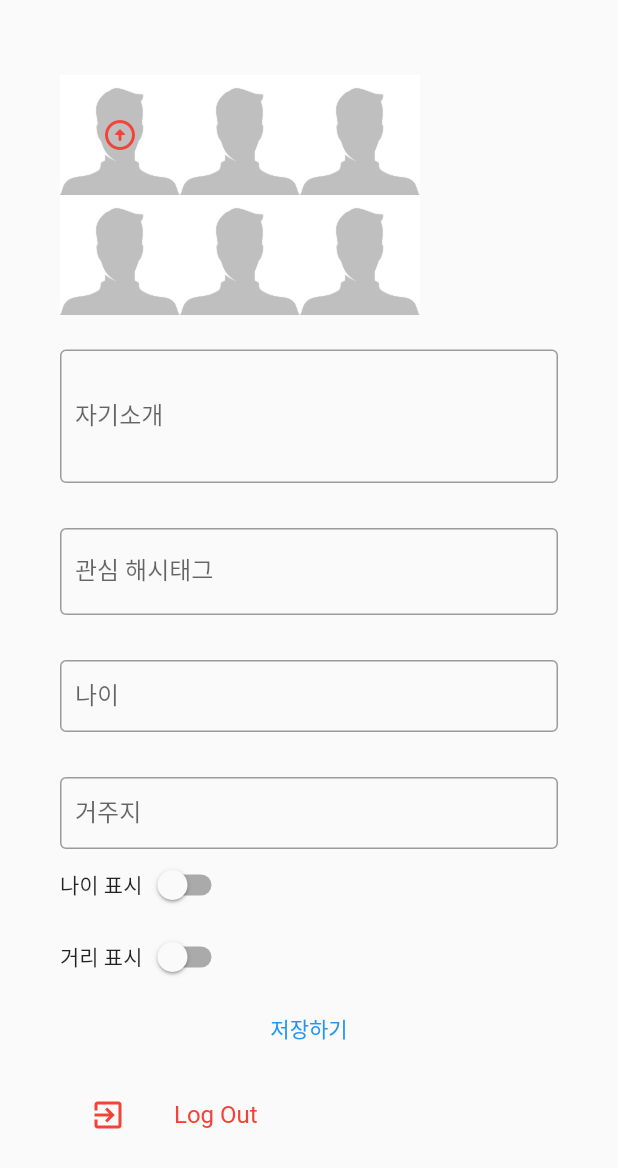
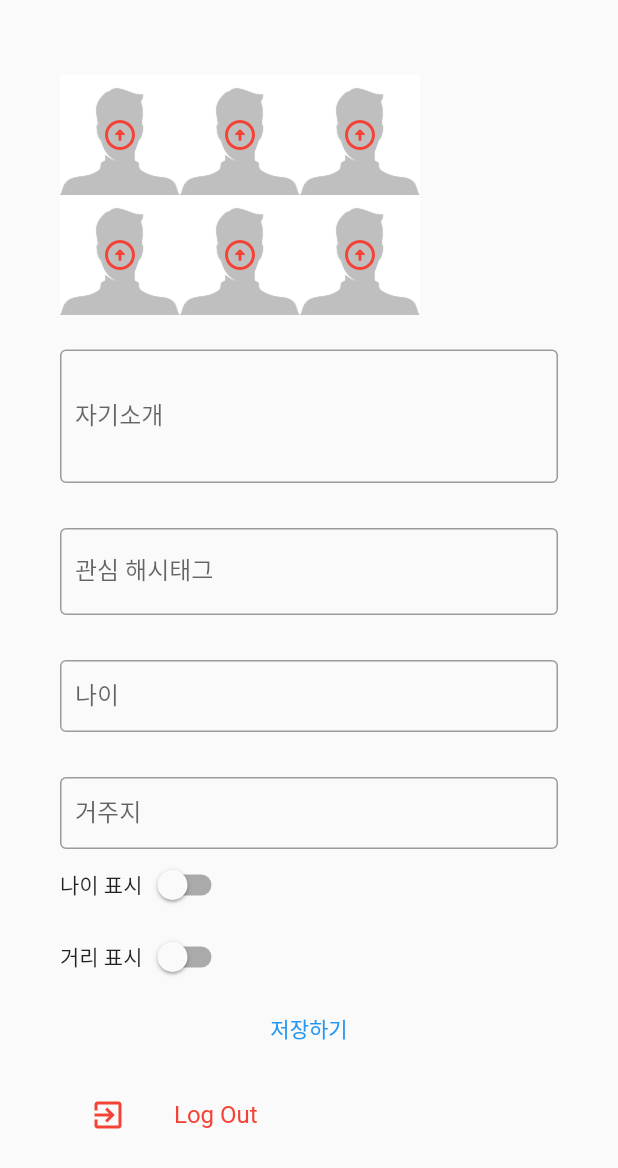
Before and after one commit to LoveCTTS/Alchemy, a Flutter app: the ProfilePage screen opened directly, on a phone screen of 412 x 824 dp. Shown: the top 1168 px of the screen. Run offline on Flutter 3.47's test engine with Material 2 defaults, Android fonts, the phone set to English and light mode, and no system bars; our stand-ins replace cloud_firestore, firebase_auth, firebase_core, firebase_storage, flutter_spinkit, geolocator and 4 more; accounts and stored records are empty; Roboto replaces fonts that are missing (Raleway-Regular).

Commit message:
Version 1.3.3

```diff
--- a/lib/pages/agora_page.dart
+++ b/lib/pages/agora_page.dart
@@ -341,8 +341,6 @@ class _AgoraPageState extends State<AgoraPage> {
   Widget build(BuildContext context) {
 
     return Scaffold(
-
-
           //앱 상단바의 위아래 높낮이 조절을위해 PreferredSize 를 사용하여야하고, 이를 상단바에만 적용하기위해서 SafeZone(그냥 직접 만든 것)을 사용
             appBar: PreferredSize(
               preferredSize: Size.fromHeight(40.0),
@@ -459,7 +457,6 @@ class _AgoraPageState extends State<AgoraPage> {
                               builder: (context, snapshot) {
                                 List<Widget> children;
                                 if(snapshot.hasError){
-
                                   children = <Widget>[
                                     Icon(
                                       Icons.error_outline,
--- a/lib/pages/profile_page.dart
+++ b/lib/pages/profile_page.dart
@@ -25,9 +25,9 @@ class _ProfilePageState extends State<ProfilePage> {
   FirebaseAuth _firebaseAuth =FirebaseAuth.instance;
   User _user;
   FirebaseStorage _firebaseStorage = FirebaseStorage.instance;
-  String _profileImageURL = "";
+  List<String> _profileImageURL=List<String>(6);
   final picker = ImagePicker();
-  bool _hasNetworkImage=false;
+  List<bool> _hasNetworkImage = List<bool>.generate(6, (index) => false); //6개의 false값을 가지고있는 배열생성
   String _userName='';
   Reference _storageReference;
   bool distanceSwitched=false;
@@ -36,6 +36,8 @@ class _ProfilePageState extends State<ProfilePage> {
   String local='';
   String hashTag='';
   final _picker = ImagePicker();
+
+  //사용자가 프로필에서 편집하는 데이터를 제어하기위한 인스턴스
   TextEditingController appealController= TextEditingController();
   TextEditingController hashTagController= TextEditingController();
   TextEditingController localController= TextEditingController();
@@ -43,27 +45,28 @@ class _ProfilePageState extends State<ProfilePage> {
 
   @override
   initState() {
-    super.initState();
+
+    _prepareService();
     appealController.addListener(() { });
     hashTagController.addListener(() { });
     localController.addListener(() { });
     ageController.addListener(() { });
-    _prepareService();
+    super.initState();
 
   }
   @override
   void dispose(){
+    super.dispose();
     ageController.dispose();
     localController.dispose();
     hashTagController.dispose();
     appealController.dispose();
     _prepareService().dispose();
-    super.dispose();
+
   }
 
   _prepareService() async{
     _user= _firebaseAuth.currentUser;
-    _hasNetworkImage = await hasNetworkImage();
     _userName=await HelperFunctions.getUserNameSharedPreference();
 
     await DatabaseService(userName: _userName).getUserAppeal().then((value){
@@ -86,24 +89,25 @@ class _ProfilePageState extends State<ProfilePage> {
         ageController.text = value;
       });
     });
+    for(int i=0;i<6;i++) {
+      _hasNetworkImage[i] =await hasNetworkImage(i);
+    }
 
   }
 
-  void _deleteImageFromStorage() async{
+  void _deleteImageFromStorage(int number) async{
 
-    Reference _storageReference = _firebaseStorage.ref().child('user_image').child(_userName); //child(_userName)
-
+    Reference _storageReference = _firebaseStorage.ref('user_image/$_userName' + '[$number]');
     String downloadURL = await _storageReference.getDownloadURL();
-
+    _storageReference = FirebaseStorage.instance.ref(downloadURL);
+    _storageReference.delete();
     setState(() {
-      _profileImageURL = downloadURL;
+      _profileImageURL[number] = downloadURL;
+      _hasNetworkImage[number] = false;
     });
 
-    _storageReference = await FirebaseStorage.instance.getReferenceFromUrl(_profileImageURL);
-    _storageReference.delete();
-
   }
-  void _uploadImageToStorage(ImageSource source) async {
+  void _uploadImageToStorage(ImageSource source,int number) async {
     PickedFile pickedFile = await _picker.getImage(source: source);
 
     File image = File(pickedFile.path);
@@ -114,38 +118,52 @@ class _ProfilePageState extends State<ProfilePage> {
       _image = image;
     });
 
+    // 프로필 사진을 업로드할 경로와 파일명을 정의. 사용자의 uid를 이용하여 파일명의 중복 가능성 제거
+    Reference storageReference = _firebaseStorage.ref('user_image/$_userName' + '[$number]');
 
-
-    // 프로필 사진을 업로드할 경로와 파일명을 정의. 사용자의 uid를 이용하여 파일명의 중복 가능성 제거
-    Reference storageReference = _firebaseStorage.ref().child('user_image').child(_userName);
     try{
       await storageReference.putFile(_image);
+
     }on FirebaseException catch (e){
       print("Failed Upload");
     }
 
+
+
+
     String downloadURL = await storageReference.getDownloadURL();
 
-    // 업로드된 사진의 URL을 페이지에 반영
+
+
+    if(downloadURL!=null){
+
       setState(() {
-      _profileImageURL = downloadURL;
+        _profileImageURL[number] = downloadURL;
+        _hasNetworkImage[number] = true;
+
       });
     }
+    // 업로드된 사진의 URL을 페이지에 반영
 
-  hasNetworkImage() async{
+  }
+
+    Future<bool> hasNetworkImage(int number) async{
 
     Reference storageReference =
-    _firebaseStorage.ref().child('user_image').child(_userName);
+    _firebaseStorage.ref("user_image/$_userName"+ "[$number]");
+
     String downloadURL = await storageReference.getDownloadURL();
     if(downloadURL == null){
       return false;
     }else if(downloadURL != null){
       setState((){
-        _profileImageURL = downloadURL;
+        _profileImageURL[number] = downloadURL;
       });
       return true;
     }
+    return false;
   }
+
 
   Future<Position> _determinePosition() async {
     bool serviceEnabled;
@@ -171,10 +189,10 @@ class _ProfilePageState extends State<ProfilePage> {
       }
     }
 
-    return await Geolocator.getCurrentPosition(desiredAccuracy: LocationAccuracy.bestForNavigation);
+    return await Geolocator.getCurrentPosition(desiredAccuracy: LocationAccuracy.medium);
   }
 
-  void _popupEdit(BuildContext context) {
+  void _popupEdit(BuildContext context,int number) {
 
 
     AlertDialog edit = AlertDialog(
@@ -184,13 +202,14 @@ class _ProfilePageState extends State<ProfilePage> {
           child:Column(children: [
 
             TextButton(
-                onPressed: (){
-                  _uploadImageToStorage(ImageSource.gallery);
+                onPressed: () {
+                   _uploadImageToStorage(ImageSource.gallery, number);
+
                 },
                 child: Text("업로드")),
             TextButton(
-                onPressed: (){
-                  _deleteImageFromStorage();
+                onPressed: () {
+                  _deleteImageFromStorage(number);
                 },
 
                 child: Text("삭제하기")),
@@ -213,12 +232,13 @@ class _ProfilePageState extends State<ProfilePage> {
             child:ListView(
           padding: EdgeInsets.symmetric(vertical: 50.0,horizontal: 40),
           children: <Widget>[
+
             Row(
                 children: [
                   GestureDetector(
                       onTap: (){
 
-                        _popupEdit(context);
+                        _popupEdit(context,0);
                       },
                       child: Container(
                         height: 80,
@@ -227,69 +247,99 @@ class _ProfilePageState extends State<ProfilePage> {
                         decoration: BoxDecoration(
                           shape: BoxShape.rectangle,
                           image: DecorationImage(
-                              image: _hasNetworkImage? NetworkImage(_profileImageURL):AssetImage("images/default.png")
+                              image: _hasNetworkImage[0]? NetworkImage(_profileImageURL[0]):AssetImage("images/default.png")
 
                           ),
                         ),
                       )),
-                  Container(
+                  GestureDetector(
+                      onTap: (){
+
+                        _popupEdit(context,1);
+                      },
+                      child: Container(
                         height: 80,
                         width: 80,
+                        child: Align(alignment: Alignment.center,child:IconButton(icon: Icon(Icons.arrow_circle_up_rounded, color: Colors.red))),
                         decoration: BoxDecoration(
                           shape: BoxShape.rectangle,
                           image: DecorationImage(
-                          image: AssetImage("images/default.png")
+                              image: _hasNetworkImage[1]? NetworkImage(_profileImageURL[1]):AssetImage("images/default.png")
 
                           ),
                         ),
-                  ),
-                  Container(
+                      )),
+                  GestureDetector(
+                      onTap: (){
+
+                        _popupEdit(context,2);
+                      },
+                      child: Container(
                         height: 80,
                         width: 80,
+                        child: Align(alignment: Alignment.center,child:IconButton(icon: Icon(Icons.arrow_circle_up_rounded, color: Colors.red))),
                         decoration: BoxDecoration(
                           shape: BoxShape.rectangle,
                           image: DecorationImage(
-                          image: AssetImage("images/default.png")
+                              image: _hasNetworkImage[2]? NetworkImage(_profileImageURL[2]):AssetImage("images/default.png")
 
                           ),
                         ),
-                  ),
+                      )),
                 ]),
             Row(
                 children: [
-                  Container(
+                  GestureDetector(
+                      onTap: (){
+
+                        _popupEdit(context,3);
+                      },
+                      child: Container(
                         height: 80,
                         width: 80,
+                        child: Align(alignment: Alignment.center,child:IconButton(icon: Icon(Icons.arrow_circle_up_rounded, color: Colors.red))),
                         decoration: BoxDecoration(
                           shape: BoxShape.rectangle,
                           image: DecorationImage(
-                          image: AssetImage("images/default.png")
+                              image: _hasNetworkImage[3]? NetworkImage(_profileImageURL[3]):AssetImage("images/default.png")
 
                           ),
                         ),
-                  ),
-                  Container(
+                      )),
+                  GestureDetector(
+                      onTap: (){
+
+                        _popupEdit(context,4);
+                      },
+                      child: Container(
                         height: 80,
                         width: 80,
+                        child: Align(alignment: Alignment.center,child:IconButton(icon: Icon(Icons.arrow_circle_up_rounded, color: Colors.red))),
                         decoration: BoxDecoration(
                           shape: BoxShape.rectangle,
                           image: DecorationImage(
-                          image: AssetImage("images/default.png")
+                              image: _hasNetworkImage[4]? NetworkImage(_profileImageURL[4]):AssetImage("images/default.png")
 
                           ),
                         ),
-                  ),
-                  Container(
+                      )),
+                  GestureDetector(
+                      onTap: (){
+
+                        _popupEdit(context,5);
+                      },
+                      child: Container(
                         height: 80,
                         width: 80,
+                        child: Align(alignment: Alignment.center,child:IconButton(icon: Icon(Icons.arrow_circle_up_rounded, color: Colors.red))),
                         decoration: BoxDecoration(
                           shape: BoxShape.rectangle,
                           image: DecorationImage(
-                          image: AssetImage("images/default.png")
+                              image: _hasNetworkImage[5]? NetworkImage(_profileImageURL[5]):AssetImage("images/default.png")
 
                           ),
                         ),
-                  ),
+                      )),
                 ]),
             SizedBox(height: 23.0),
             TextField(
@@ -353,7 +403,7 @@ class _ProfilePageState extends State<ProfilePage> {
               Switch(
                   activeColor: Colors.pinkAccent,
                   value: distanceSwitched,
-                  onChanged: (switched) {
+                  onChanged: (switched){
                     setState(() {
                       distanceSwitched = switched;
                       print(distanceSwitched);
@@ -364,6 +414,11 @@ class _ProfilePageState extends State<ProfilePage> {
                         DatabaseService(userName: _userName).updateLocationFromGPS(value.latitude, value.longitude);
 
                       });
+                    }else if(distanceSwitched == false){
+
+                      DatabaseService(userName: _userName).deleteLocationFromGPS();
+
+
                     }
                   }
               )
--- a/lib/services/database_service.dart
+++ b/lib/services/database_service.dart
@@ -340,7 +340,6 @@ class DatabaseService {
     if (members.isEmpty) {
       await groupDocRef.delete();
 
-      await groupCollection.doc(groupId).delete();
     }
   }
 
@@ -500,4 +499,9 @@ class DatabaseService {
       });
     }
   }
+
+  Future deleteLocationFromGPS() async {
+    DocumentReference userDocRef = userCollection.doc(userName);
+    await userDocRef.update({'locationFromGPS': FieldValue.delete()});
+  }
 }
--- a/lib/widgets/friend_tile.dart
+++ b/lib/widgets/friend_tile.dart
@@ -62,7 +62,7 @@ class _FriendTileState extends State<FriendTile>{
   hasNetworkImage() async{
 
     Reference storageReference =
-    _firebaseStorage.ref().child("user_image").child(widget.friendName);
+    _firebaseStorage.ref('user_image/${widget.friendName}' + '[1]');
     String downloadURL = await storageReference.getDownloadURL();
     if(downloadURL == null){
       return false;
```
Also changed, not shown: lib/widgets/group_tile.dart (+6 -5 lines), lib/widgets/participant_tile.dart (+15 -13 lines), pubspec.lock, 1 other file. Lines whose indentation alone changed are shown as unchanged.
